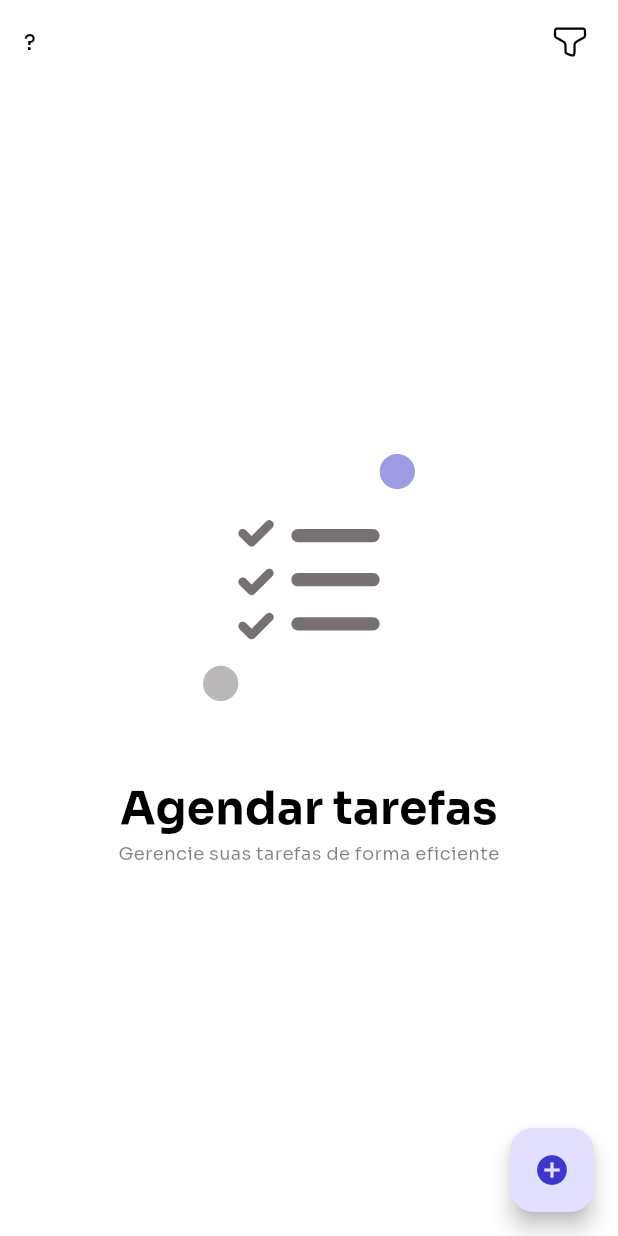
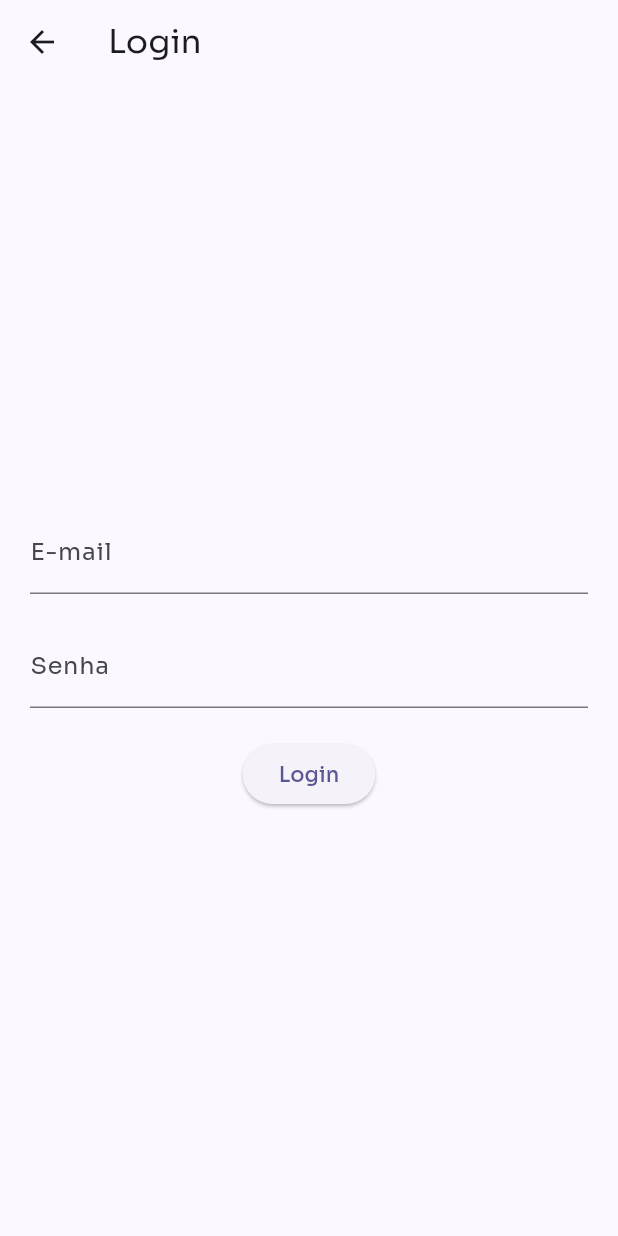
Before and after one commit to paulosavaris/Pos_avaliacao_2_mobile, a Flutter app: the screen it shows after launch, on a phone screen of 412 x 824 dp. Run offline on Flutter 3.47's test engine with Material 3 defaults, Android fonts, the phone set to English and light mode, and no system bars; our stand-ins replace flutter_bloc, flutter_svg, shared_preferences, table_calendar.

Commit message:
Feito tela de login

```diff
--- a/lib/routes/app_router.dart
+++ b/lib/routes/app_router.dart
@@ -7,6 +7,8 @@ import 'package:imake/tasks/presentation/pages/tasks_screen.dart';
 import 'package:imake/tasks/presentation/pages/update_task_screen.dart';
 
 import '../page_not_found.dart';
+import '../tasks/presentation/pages/developers.dart';
+import '../tasks/presentation/pages/login_page.dart';
 
 Route onGenerateRoute(RouteSettings routeSettings) {
   switch (routeSettings.name) {
@@ -14,10 +16,10 @@ Route onGenerateRoute(RouteSettings routeSettings) {
       return MaterialPageRoute(
         builder: (context) => const SplashScreen(),
       );
-    // case Pages.login:
-    //   return MaterialPageRoute(
-    //     builder: (context) => const LoginPage(),
-    //   );
+    case Pages.login:
+      return MaterialPageRoute(
+        builder: (context) => const LoginPage(),
+      );
     case Pages.home:
       return MaterialPageRoute(
         builder: (context) => const TasksScreen(),
@@ -31,10 +33,10 @@ Route onGenerateRoute(RouteSettings routeSettings) {
       return MaterialPageRoute(
         builder: (context) => UpdateTaskScreen(taskModel: args),
       );
-    // case Pages.developers:
-    //   return MaterialPageRoute(
-    //     builder: (context) => const Developers(),
-    //   );
+    case Pages.developers:
+      return MaterialPageRoute(
+        builder: (context) => const Developers(),
+      );
     default:
       return MaterialPageRoute(
         builder: (context) => const PageNotFound(),
--- a/lib/splash_screen.dart
+++ b/lib/splash_screen.dart
@@ -22,7 +22,7 @@ class _SplashScreenState extends State<SplashScreen> {
     Future.delayed(const Duration(milliseconds: 3000), () {
       Navigator.pushNamedAndRemoveUntil(
         context,
-        Pages.home,
+        Pages.login,
         (route) => true,
       );
     });
--- /dev/null
+++ b/lib/tasks/presentation/pages/login_page.dart
@@ -0,0 +1,105 @@
+import 'package:flutter/material.dart';
+import 'package:flutter_bloc/flutter_bloc.dart';
+import 'package:imake/routes/pages.dart';
+import 'package:imake/utils/color_palette.dart';
+import 'package:imake/utils/font_sizes.dart';
+import 'package:imake/utils/util.dart';
+import 'package:imake/tasks/presentation/bloc/tasks_bloc.dart';
+import 'package:imake/tasks/presentation/bloc/tasks_event.dart';
+import '../../../components/widgets.dart'; // Ajuste o caminho conforme a sua estrutura de pastas
+
+class LoginPage extends StatefulWidget {
+  const LoginPage({Key? key}) : super(key: key);
+
+  @override
+  _LoginPageState createState() => _LoginPageState();
+}
+
+class _LoginPageState extends State<LoginPage> {
+  final TextEditingController _emailController = TextEditingController();
+  final TextEditingController _passwordController = TextEditingController();
+
+  @override
+  Widget build(BuildContext context) {
+    return Scaffold(
+      appBar: AppBar(
+        title: Text('Login'),
+      ),
+      body: Padding(
+        padding: const EdgeInsets.all(20.0),
+        child: Column(
+          mainAxisAlignment: MainAxisAlignment.center,
+          children: [
+            TextField(
+              controller: _emailController,
+              decoration: InputDecoration(
+                labelText: 'E-mail',
+              ),
+            ),
+            SizedBox(height: 20),
+            TextField(
+              controller: _passwordController,
+              decoration: InputDecoration(
+                labelText: 'Senha',
+              ),
+              obscureText: true,
+            ),
+            SizedBox(height: 20),
+            ElevatedButton(
+              onPressed: () {
+                // Simulate login button pressed
+                _login(context);
+              },
+              child: Text('Login'),
+            ),
+          ],
+        ),
+      ),
+    );
+  }
+
+  void _login(BuildContext context) {
+    // Simulate login logic
+    String email = _emailController.text.trim();
+    String password = _passwordController.text;
+
+    // Basic validation (you can add more checks here)
+    if (email.isEmpty || !email.contains('@')) {
+      showDialog(
+        context: context,
+        builder: (context) => AlertDialog(
+          title: Text('Erro de validação'),
+          content: Text('Por favor, insira um e-mail válido.'),
+          actions: [
+            TextButton(
+              onPressed: () => Navigator.pop(context),
+              child: Text('OK'),
+            ),
+          ],
+        ),
+      );
+      return;
+    }
+
+    if (password.isEmpty || password.length < 6) {
+      showDialog(
+        context: context,
+        builder: (context) => AlertDialog(
+          title: Text('Erro de validação'),
+          content: Text('A senha deve ter pelo menos 6 caracteres.'),
+          actions: [
+            TextButton(
+              onPressed: () => Navigator.pop(context),
+              child: Text('OK'),
+            ),
+          ],
+        ),
+      );
+      return;
+    }
+
+
+    Navigator.pushReplacementNamed(
+        context, Pages.home); // Navigate to home page after login
+  }
+}
```
Also changed, not shown: lib/tasks/presentation/pages/developers.dart (added, +60 -0 lines), lib/tasks/presentation/pages/tasks_screen.dart (+8 -5 lines).
